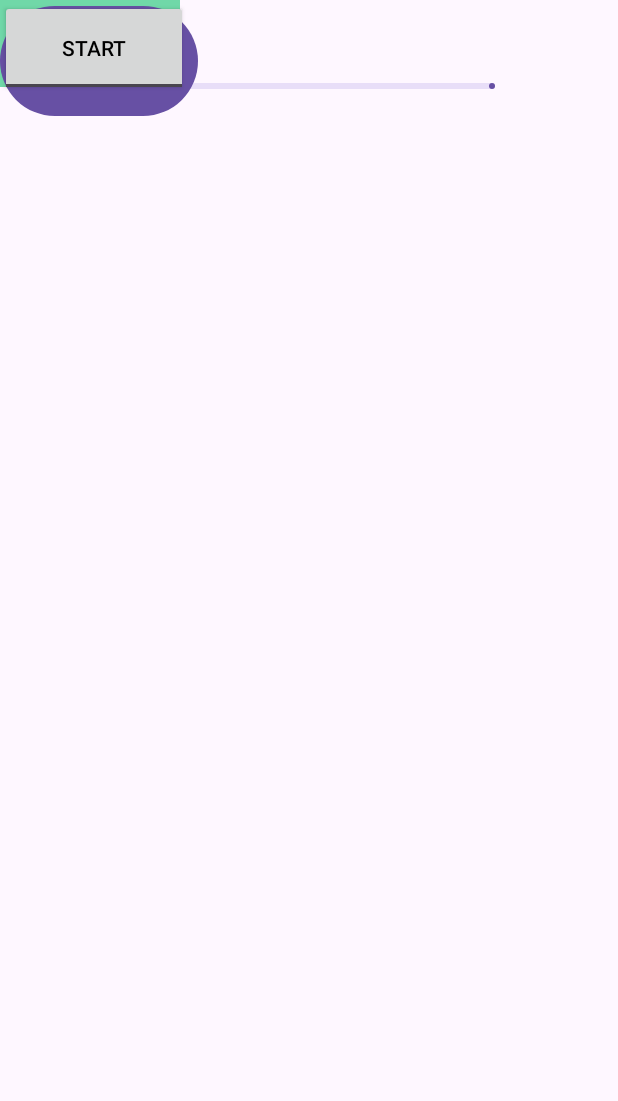
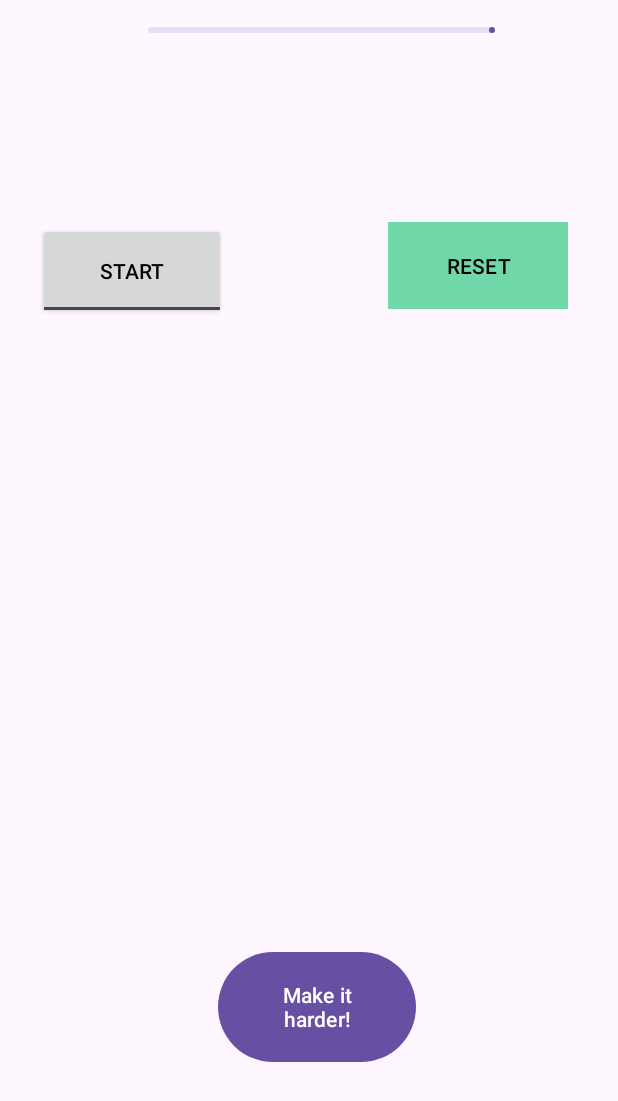
Before and after one commit to T-MannGitHub/Task4-1_Workout_Timer, an Android app: the Countdown screen opened directly, with no data from a screen before it, on a phone screen of 412 x 824 dp. Shown: the top 1101 px of the screen. Run offline under Robolectric (Android 15) with nearby library versions, the phone set to English and light mode, and no system bars.

Commit message:
Now that the colour isnt a fatal error, this iw working a lot better. moving between activities and back

```diff
--- a/app/src/main/java/com/tmannapps/task4_1_workout_timer/Countdown.java
+++ b/app/src/main/java/com/tmannapps/task4_1_workout_timer/Countdown.java
@@ -32,7 +32,7 @@ public class Countdown extends AppCompatActivity {
 
         myStartStopButton = findViewById(R.id.myStartStopButton);
         myResetButton = findViewById(R.id.myResetButton);
-        myResetButton.setBackgroundColor(Color.parseColor("FFD9DFDC"));
+        myResetButton.setBackgroundColor(Color.GRAY);
 
         myProgressBar = findViewById(R.id.myProgressBar);
         timerRunning = false;
--- a/app/src/main/res/layout/activity_countdown.xml
+++ b/app/src/main/res/layout/activity_countdown.xml
@@ -10,24 +10,36 @@
         android:id="@+id/myResetButton"
         android:layout_width="120dp"
         android:layout_height="58dp"
+        android:layout_marginStart="54dp"
+        android:layout_marginTop="101dp"
+        android:layout_marginEnd="60dp"
+        android:layout_marginBottom="49dp"
         android:background="#EFEEEE"
         android:text="RESET"
         android:textColor="@color/black"
         app:backgroundTint="#70D8A8"
-        tools:layout_editor_absoluteX="231dp"
-        tools:layout_editor_absoluteY="128dp" />
+        app:layout_constraintBottom_toTopOf="@+id/myTextViewPhase"
+        app:layout_constraintEnd_toEndOf="parent"
+        app:layout_constraintStart_toEndOf="@+id/myStartStopButton"
+        app:layout_constraintTop_toBottomOf="@+id/myProgressBar" />
 
     <ToggleButton
         android:id="@+id/myStartStopButton"
         android:layout_width="125dp"
         android:layout_height="64dp"
+        android:layout_marginStart="52dp"
+        android:layout_marginTop="63dp"
+        android:layout_marginEnd="54dp"
+        android:layout_marginBottom="49dp"
         android:checked="false"
         android:text="ToggleButton"
         android:textColor="@color/black"
         android:textOff="@string/Start"
         android:textOn="@string/Stop"
-        tools:layout_editor_absoluteX="52dp"
-        tools:layout_editor_absoluteY="122dp" />
+        app:layout_constraintBottom_toTopOf="@+id/myTextViewPhase"
+        app:layout_constraintEnd_toStartOf="@+id/myResetButton"
+        app:layout_constraintStart_toStartOf="parent"
+        app:layout_constraintTop_toBottomOf="@+id/myProgressBar" />
 
     <com.google.android.material.progressindicator.LinearProgressIndicator
         android:id="@+id/myProgressBar"
@@ -36,6 +48,8 @@
         android:layout_marginStart="98dp"
         android:layout_marginTop="55dp"
         android:layout_marginEnd="82dp"
+        android:layout_marginBottom="63dp"
+        app:layout_constraintBottom_toTopOf="@+id/myStartStopButton"
         app:layout_constraintEnd_toEndOf="parent"
         app:layout_constraintStart_toStartOf="parent"
         app:layout_constraintTop_toTopOf="parent" />
@@ -46,34 +60,44 @@
         android:layout_height="57dp"
         android:layout_marginStart="80dp"
         android:layout_marginEnd="81dp"
+        android:layout_marginBottom="228dp"
         android:text=""
         android:textAlignment="center"
         android:textSize="40dp"
+        app:layout_constraintBottom_toTopOf="@+id/myButtonReturnMain"
         app:layout_constraintEnd_toEndOf="parent"
         app:layout_constraintHorizontal_bias="0.0"
         app:layout_constraintStart_toStartOf="parent"
-        tools:layout_editor_absoluteY="337dp" />
+        app:layout_constraintTop_toBottomOf="@+id/myTextViewPhase" />
 
     <TextView
         android:id="@+id/myTextViewPhase"
         android:layout_width="350dp"
         android:layout_height="61dp"
         android:layout_marginStart="80dp"
+        android:layout_marginTop="18dp"
         android:layout_marginEnd="81dp"
+        android:layout_marginBottom="41dp"
         android:gravity="center"
         android:textColor="@color/pink"
         android:textSize="40dp"
+        app:layout_constraintBottom_toTopOf="@+id/myTextViewRemainingTime"
         app:layout_constraintEnd_toEndOf="parent"
         app:layout_constraintStart_toStartOf="parent"
-        tools:layout_editor_absoluteY="235dp" />
+        app:layout_constraintTop_toBottomOf="@+id/myStartStopButton" />
 
     <Button
         android:id="@+id/myButtonReturnMain"
         android:layout_width="132dp"
         android:layout_height="81dp"
+        android:layout_marginStart="145dp"
+        android:layout_marginEnd="134dp"
+        android:layout_marginBottom="112dp"
         android:onClick="returnToMain"
         android:text="Button"
-        tools:layout_editor_absoluteX="145dp"
-        tools:layout_editor_absoluteY="622dp" />
+        app:layout_constraintBottom_toBottomOf="parent"
+        app:layout_constraintEnd_toEndOf="parent"
+        app:layout_constraintHorizontal_bias="0.0"
+        app:layout_constraintStart_toStartOf="parent" />
 
 </androidx.constraintlayout.widget.ConstraintLayout>
--- a/app/src/main/res/values/colors.xml
+++ b/app/src/main/res/values/colors.xml
@@ -3,4 +3,5 @@
     <color name="black">#FF000000</color>
     <color name="white">#FFFFFFFF</color>
     <color name="pink">#FF018D</color>
+    <color name="grey">#C8CFCF</color>
 </resources>
```
